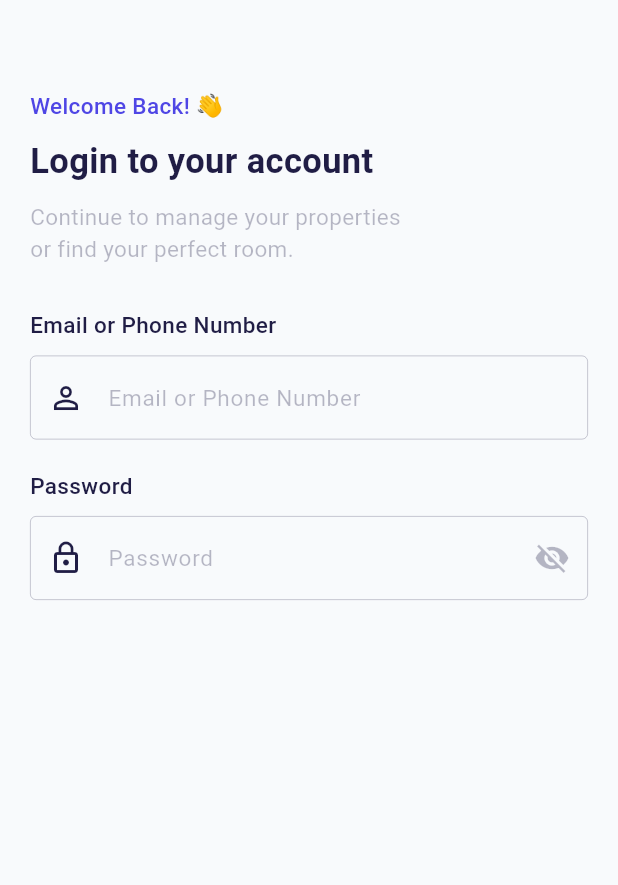
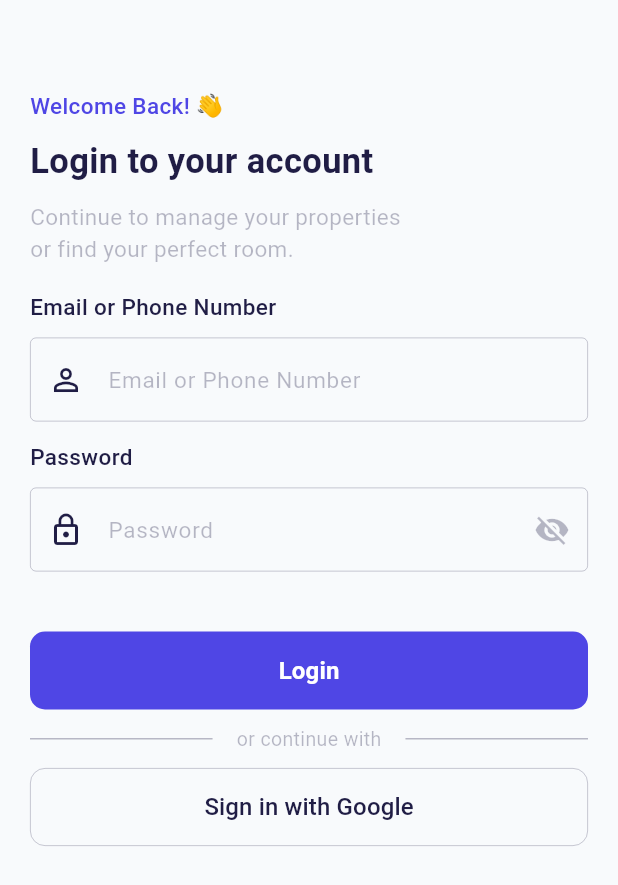
Before and after one commit to johancurato1-stack/BH-Finder-Main, a Flutter app: the screen it shows after launch, on a phone screen of 412 x 824 dp. Shown: the top 885 px of the screen. Run offline on Flutter 3.47's test engine with Material 3 defaults, Android fonts, the phone set to English and light mode, and no system bars.

Commit message:
Login buttons completed

```diff
--- a/lib/app.dart
+++ b/lib/app.dart
@@ -1,7 +1,6 @@
 import 'package:flutter/material.dart';
 import 'package:bh_finder/core/theme/app_colors.dart';
 import 'package:bh_finder/features/splash/splash_screen.dart';
-import 'package:bh_finder/features/auth/login/login_screen.dart';
 
 class App extends StatelessWidget {
   const App({super.key});
@@ -14,7 +13,7 @@ class App extends StatelessWidget {
 
       theme: ThemeData(scaffoldBackgroundColor: AppColors.background),
 
-      home: const LoginScreen(),
+      home: const SplashScreen(),
     );
   }
 }
--- a/lib/features/auth/login/login_screen.dart
+++ b/lib/features/auth/login/login_screen.dart
@@ -1,6 +1,7 @@
 import 'package:flutter/material.dart';
 import 'package:bh_finder/core/theme/app_colors.dart';
 import 'package:bh_finder/widgets/custom_text_field.dart';
+import 'package:bh_finder/widgets/custom_button.dart';
 
 class LoginScreen extends StatefulWidget {
   const LoginScreen({super.key});
@@ -70,7 +71,7 @@ class _LoginScreenState extends State<LoginScreen> {
                   ),
                 ),
 
-                const SizedBox(height: 30),
+                const SizedBox(height: 18),
 
                 // Email or Phone Number Label
                 const Text(
@@ -94,7 +95,7 @@ class _LoginScreenState extends State<LoginScreen> {
                   keyboardType: TextInputType.emailAddress,
                 ),
 
-                const SizedBox(height: 20),
+                const SizedBox(height: 13),
 
                 // Password Label
                 const Text(
@@ -117,6 +118,59 @@ class _LoginScreenState extends State<LoginScreen> {
                   prefixIcon: Icons.lock_outline,
                   isPasswordField: true, // Hides the password input characters
                 ),
+
+                const SizedBox(height: 40),
+
+                // Login button
+                CustomButton(
+                  text: 'Login',
+                  onPressed: () {
+                    print("Email: ${_emailController.text}");
+                    print("Password: ${_passwordController.text}");
+                  },
+                ),
+
+                const SizedBox(height: 10),
+
+                // Divider lines
+                Row(
+                  children: [
+                    Expanded(
+                      child: Divider(
+                        color: AppColors.tertiary.withOpacity(0.3),
+                        thickness: 1,
+                      ),
+                    ),
+                    const Padding(
+                      padding: EdgeInsets.symmetric(horizontal: 16),
+                      child: Text(
+                        'or continue with',
+                        style: TextStyle(
+                          color: AppColors.tertiary,
+                          fontSize: 13,
+                          fontFamily: 'Roboto',
+                        ),
+                      ),
+                    ),
+                    Expanded(
+                      child: Divider(
+                        color: AppColors.tertiary.withOpacity(0.3),
+                        thickness: 1,
+                      ),
+                    ),
+                  ],
+                ),
+
+                const SizedBox(height: 10),
+
+                // Google sign-in button
+                CustomButton(
+                  text: 'Sign in with Google',
+                  isSecondary: true,
+                  onPressed: () {
+                    print("Google Login Tapped");
+                  },
+                ),
               ],
             ),
           ),
--- a/lib/features/splash/splash_screen.dart
+++ b/lib/features/splash/splash_screen.dart
@@ -1,8 +1,27 @@
+import 'dart:async';
 import 'package:flutter/material.dart';
 import 'package:bh_finder/core/theme/app_colors.dart';
+import 'package:bh_finder/features/auth/login/login_screen.dart';
 
-class SplashScreen extends StatelessWidget {
+class SplashScreen extends StatefulWidget {
   const SplashScreen({super.key});
+
+  @override
+  State<SplashScreen> createState() => _SplashScreenState();
+}
+
+class _SplashScreenState extends State<SplashScreen> {
+  @override
+  void initState() {
+    super.initState();
+
+    Timer(const Duration(seconds: 3), () {
+      Navigator.pushReplacement(
+        context,
+        MaterialPageRoute(builder: (context) => const LoginScreen()),
+      );
+    });
+  }
 
   @override
   Widget build(BuildContext context) {
--- /dev/null
+++ b/lib/widgets/custom_button.dart
@@ -0,0 +1,73 @@
+import 'package:flutter/material.dart';
+import 'package:bh_finder/core/theme/app_colors.dart';
+
+class CustomButton extends StatelessWidget {
+  final String text;
+  final VoidCallback onPressed;
+  final bool isSecondary;
+  final IconData? icon;
+  final Color? iconColor;
+  final Color? borderColor;
+
+  const CustomButton({
+    super.key,
+    required this.text,
+    required this.onPressed,
+    this.isSecondary = false,
+    this.icon,
+    this.iconColor,
+    this.borderColor,
+  });
+
+  @override
+  Widget build(BuildContext context) {
+    return SizedBox(
+      width: double.infinity,
+      height: 52,
+      child: isSecondary
+          ? OutlinedButton(
+              onPressed: onPressed,
+              style: OutlinedButton.styleFrom(
+                side: const BorderSide(color: AppColors.tertiary, width: 0.5),
+                shape: RoundedRectangleBorder(
+                  borderRadius: BorderRadius.circular(10),
+                ),
+              ),
+              child: _buildButtonContent(),
+            )
+          : ElevatedButton(
+              onPressed: onPressed,
+              style: ElevatedButton.styleFrom(
+                backgroundColor: AppColors.primary,
+                foregroundColor: Colors.white,
+                shape: RoundedRectangleBorder(
+                  borderRadius: BorderRadius.circular(10),
+                ),
+                elevation: 0,
+              ),
+              child: _buildButtonContent(),
+            ),
+    );
+  }
+
+  Widget _buildButtonContent() {
+    return Row(
+      mainAxisAlignment: MainAxisAlignment.center,
+      children: [
+        if (icon != null) ...[
+          Icon(icon, size: 28, color: iconColor ?? AppColors.secondary),
+          const SizedBox(width: 8),
+        ],
+        Text(
+          text,
+          style: TextStyle(
+            fontSize: 16,
+            fontFamily: 'Roboto',
+            fontWeight: isSecondary ? FontWeight.w500 : FontWeight.w600,
+            color: isSecondary ? AppColors.secondary : Colors.white,
+          ),
+        ),
+      ],
+    );
+  }
+}
```
